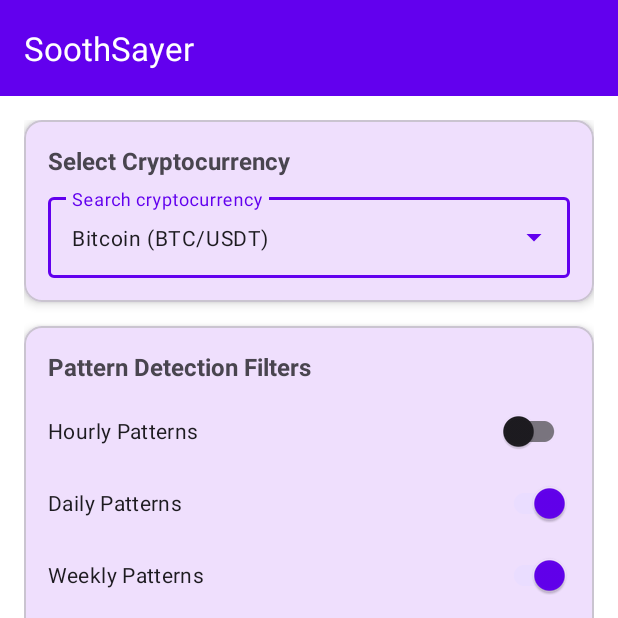
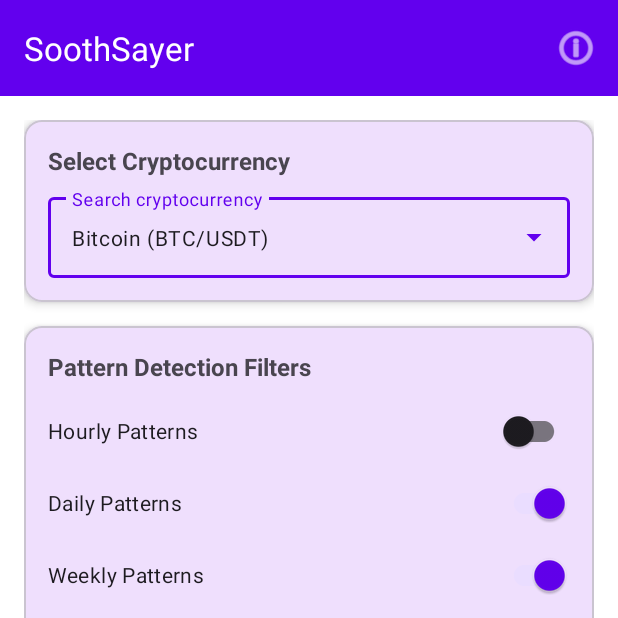
Before and after one commit to stagged1-cloud/SoothSayer, an Android app: the screen it shows after launch (MainActivity), on a phone screen of 412 x 824 dp, the top half of it. Run offline under Robolectric (Android 15) with nearby library versions, the phone set to English and light mode, and no system bars; our stand-ins replace Dagger/Hilt's generated code, Room's generated code; libraries missing offline, so code that uses them is left out: com.github.mikephil.charting; plain views replace LineChart; 12 statements that could not run were skipped.

Commit message:
Fix menu visibility and pattern marker rendering - Use onCreateOptionsMenu instead of toolbar menu attribute - Add onOptionsItemSelected for proper About navigation - Fix pattern markers not showing: lineWidth 0f prevented rendering - Change lineWidth to 0.1f (small non-zero) and color to TRANSPARENT - Increase marker size to 8px radius for better visibility - Add debug logging for pattern detection and marker creation - Enable highlight for pattern markers

```diff
--- a/app/src/main/java/com/soothsayer/predictor/ui/MainActivity.kt
+++ b/app/src/main/java/com/soothsayer/predictor/ui/MainActivity.kt
@@ -1,6 +1,7 @@
 package com.soothsayer.predictor.ui
 
 import android.os.Bundle
+import android.view.Menu
 import android.view.MenuItem
 import androidx.appcompat.app.AppCompatActivity
 import androidx.navigation.findNavController
@@ -24,16 +25,20 @@ class MainActivity : AppCompatActivity() {
 
         // Set up toolbar
         setSupportActionBar(binding.toolbar)
+    }
 
-        // Handle menu item clicks
-        binding.toolbar.setOnMenuItemClickListener { menuItem ->
-            when (menuItem.itemId) {
-                R.id.action_about -> {
-                    findNavController(R.id.nav_host_fragment).navigate(R.id.aboutFragment)
-                    true
-                }
-                else -> false
+    override fun onCreateOptionsMenu(menu: Menu): Boolean {
+        menuInflater.inflate(R.menu.menu_analysis, menu)
+        return true
+    }
+
+    override fun onOptionsItemSelected(item: MenuItem): Boolean {
+        return when (item.itemId) {
+            R.id.action_about -> {
+                findNavController(R.id.nav_host_fragment).navigate(R.id.aboutFragment)
+                true
             }
+            else -> super.onOptionsItemSelected(item)
         }
     }
 
--- a/app/src/main/java/com/soothsayer/predictor/ui/fragments/AnalysisFragment.kt
+++ b/app/src/main/java/com/soothsayer/predictor/ui/fragments/AnalysisFragment.kt
@@ -437,6 +437,9 @@ class AnalysisFragment : Fragment() {
         if (currentPatterns.isNotEmpty()) {
             val markerData = createPatternMarkerEntries(priceData, currentPatterns)
 
+            android.util.Log.d("AnalysisFragment", "Patterns detected: ${currentPatterns.size}")
+            android.util.Log.d("AnalysisFragment", "Marker entries created: ${markerData.size}")
+
             // Group markers by color and create descriptive labels
             val markersByColor = markerData.groupBy { it.second }
             val colorLabels = mapOf(
@@ -452,15 +455,19 @@ class AnalysisFragment : Fragment() {
                 val markerEntries = markers.map { it.first }
                 val label = colorLabels[color] ?: "Pattern"
 
+                android.util.Log.d("AnalysisFragment", "Creating ${label} dataset with ${markerEntries.size} markers")
+
                 val markerDataSet = LineDataSet(markerEntries, label).apply {
+                    this.color = Color.TRANSPARENT // Make line invisible
                     setDrawCircles(true)
                     setCircleColor(color)
-                    circleRadius = 6f
-                    circleHoleRadius = 3f
+                    circleRadius = 8f
+                    circleHoleRadius = 4f
                     circleHoleColor = Color.WHITE
                     setDrawValues(false)
-                    lineWidth = 0f
+                    lineWidth = 0.1f // Small non-zero width to ensure circles render
                     setDrawHighlightIndicators(false)
+                    isHighlightEnabled = true
                 }
                 dataSets.add(markerDataSet)
             }
--- a/app/src/main/res/layout/activity_main.xml
+++ b/app/src/main/res/layout/activity_main.xml
@@ -20,8 +20,7 @@
             android:layout_height="?attr/actionBarSize"
             android:background="?attr/colorPrimary"
             app:title="@string/app_name"
-            app:titleTextColor="@android:color/white"
-            app:menu="@menu/menu_analysis" />
+            app:titleTextColor="@android:color/white" />
 
     </com.google.android.material.appbar.AppBarLayout>
 
```
